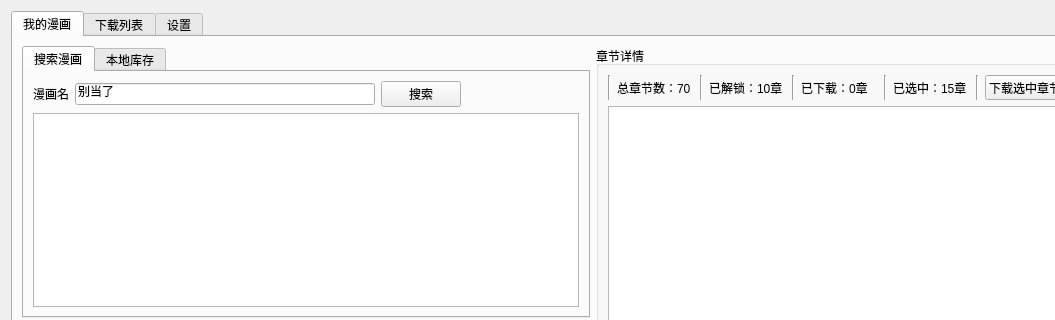
The window that src/ui/mainWidget.ui (Zeal-L/BiliBili-Manga-Downloader) describes before a commit, drawn with Qt 5; both pictures show x 0 to 1055 and y 0 to 320 of the 1185 by 704 pixel window.
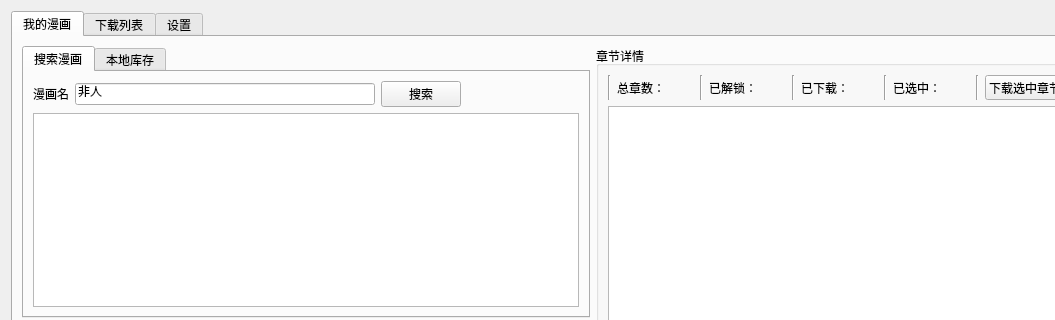
The same window after the commit. Icons and pictures are not drawn.

Commit message: :rocket::lipstick: 完成漫画章节的界面, 包括多选功能

```diff
--- a/src/ui/mainWidget.ui
+++ b/src/ui/mainWidget.ui
@@ -61,7 +61,7 @@
                   </size>
                  </property>
                  <property name="text">
-                  <string>别当了</string>
+                  <string>非人</string>
                  </property>
                 </widget>
                </item>
@@ -216,7 +216,7 @@
             <item>
              <widget class="QLabel" name="label_chp_detail_total_chp">
               <property name="text">
-               <string>总章节数：70</string>
+               <string>总章数：</string>
               </property>
              </widget>
             </item>
@@ -230,7 +230,7 @@
             <item>
              <widget class="QLabel" name="label_chp_detail_num_unlocked">
               <property name="text">
-               <string>已解锁：10章</string>
+               <string>已解锁：</string>
               </property>
              </widget>
             </item>
@@ -244,7 +244,7 @@
             <item>
              <widget class="QLabel" name="label_chp_detail_num_downloaded">
               <property name="text">
-               <string>已下载：0章</string>
+               <string>已下载：</string>
               </property>
              </widget>
             </item>
@@ -258,7 +258,7 @@
             <item>
              <widget class="QLabel" name="label_chp_detail_num_selected">
               <property name="text">
-               <string>已选中：15章</string>
+               <string>已选中：</string>
               </property>
              </widget>
             </item>
```
Left out of the diff: 30 changed lines with no effect on the pictures. The commit also changes 5 other files.
